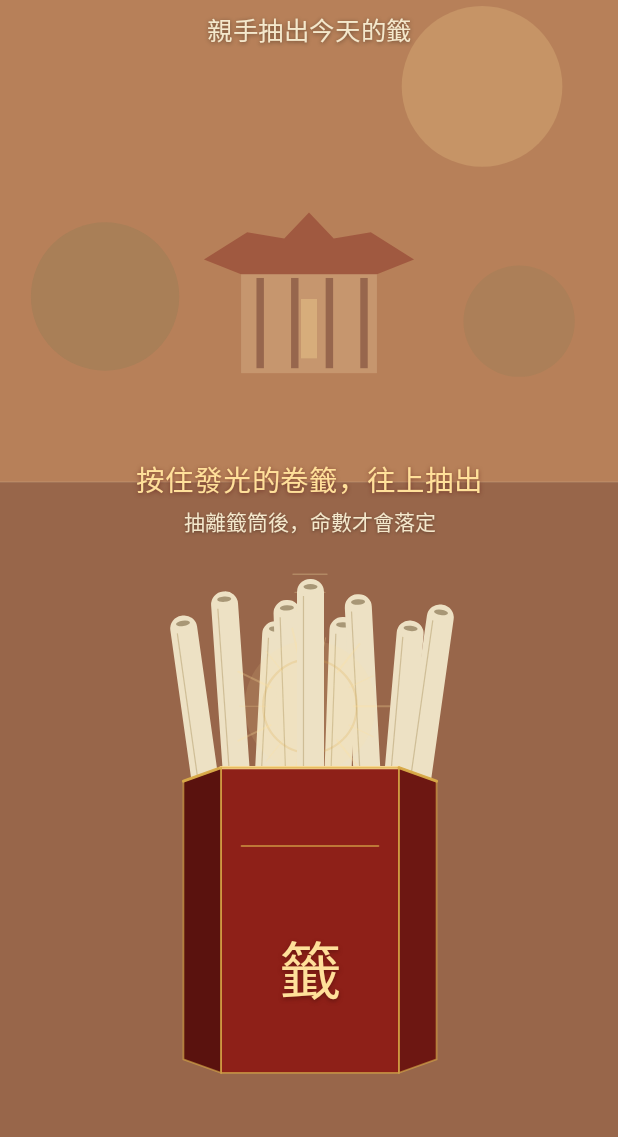
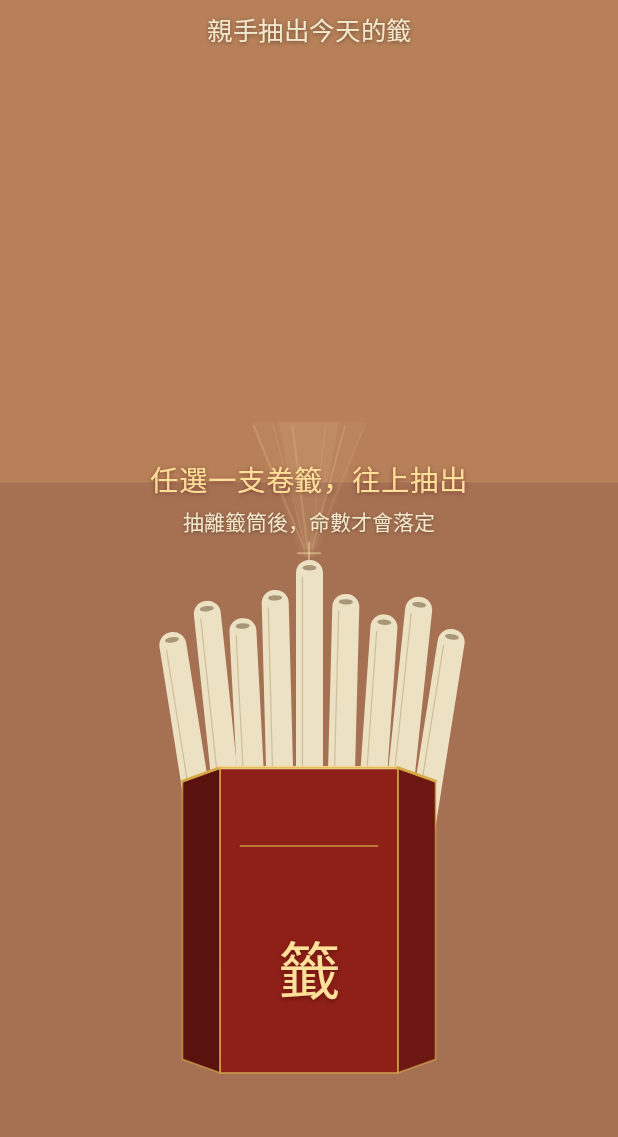
Before and after one commit to treepolo/daily-fortune, an Android app built with Jetpack Compose: the composable DailyFortuneScreen shown on its own in the app's theme, on a phone screen of 412 x 824 dp, the part 99-1236 px from its top. Run offline under Robolectric (Android 15) with nearby library versions, the light colour scheme and no system bars; Roboto replaces fonts that are not available here; 3 statements that could not run were skipped.

Commit message:
Refine v0.6.4 multi-slip draw interaction
Remove decorative background symbols, make every visible rolled-paper slip independently drawable, move the spotlight above the selected slip cluster, and preserve the existing draw probability path.

```diff
--- a/app/build.gradle.kts
+++ b/app/build.gradle.kts
@@ -31,7 +31,7 @@ val prepareKaiFont by tasks.registering {
         if (!zipFile.exists() || zipFile.length() < 1_000_000L) {
             val url = URI("https://www.cns11643.gov.tw/opendata/Fonts_Kai.zip").toURL()
             val connection = url.openConnection().apply {
-                setRequestProperty("User-Agent", "daily-fortune-android-build/0.6.3")
+                setRequestProperty("User-Agent", "daily-fortune-android-build/0.6.4")
                 connectTimeout = 20_000
                 readTimeout = 120_000
             }
@@ -68,7 +68,7 @@ android {
         // CI builds use the monotonically increasing GitHub Actions run number so
         // every distributed APK can upgrade the previous one in place.
         versionCode = System.getenv("GITHUB_RUN_NUMBER")?.toIntOrNull() ?: 2
-        versionName = "0.6.3"
+        versionName = "0.6.4"
 
         // Empty values keep the app fully offline with embedded experiment defaults.
         // Production builds can inject these once; future experiment changes happen remotely.
--- a/app/src/main/java/com/treepolo/dailyfortune/ui/DailyFortuneScreen.kt
+++ b/app/src/main/java/com/treepolo/dailyfortune/ui/DailyFortuneScreen.kt
@@ -77,6 +77,7 @@ import androidx.compose.ui.text.font.FontWeight
 import androidx.compose.ui.text.style.TextAlign
 import androidx.compose.ui.unit.dp
 import androidx.compose.ui.unit.sp
+import androidx.compose.ui.zIndex
 import com.treepolo.dailyfortune.R
 import com.treepolo.dailyfortune.model.FortuneDomain
 import com.treepolo.dailyfortune.model.FortuneDraw
@@ -88,11 +89,7 @@ import kotlin.math.cos
 import kotlin.math.sin
 
 private val BackgroundInk = Color(0xFFB78059)
-private val BackgroundRaised = Color(0xFF916047)
-private val TempleSilhouette = Color(0xFF8E392C)
-private val TempleSilhouetteDark = Color(0xFF5C2922)
-private val TempleWall = Color(0xFFD8B28A)
-private val Foliage = Color(0xFF6E7751)
+private val BackgroundRaised = Color(0xFF9E6A50)
 private val LacquerRed = Color(0xFF8E2018)
 private val LacquerRedDark = Color(0xFF5A120E)
 private val LacquerRedSide = Color(0xFF6D1712)
@@ -122,6 +119,12 @@ private enum class RitualStage {
     SUSPENSE,
     PAPER,
 }
+
+private data class SlipPose(
+    val x: Int,
+    val y: Int,
+    val rotation: Float,
+)
 
 @Composable
 fun DailyFortuneRoot(viewModel: FortuneViewModel) {
@@ -278,71 +281,20 @@ private fun DistantTempleBackdrop() {
             .background(BackgroundInk),
     ) {
         Canvas(modifier = Modifier.fillMaxSize()) {
-            val w = size.width
-            val h = size.height
+            val horizon = size.height * 0.47f
 
-            // Warm courtyard atmosphere: no frame, no ominous emblem, no decorative gradient.
-            drawCircle(
-                color = GoldBright.copy(alpha = 0.20f),
-                radius = w * 0.13f,
-                center = Offset(w * 0.78f, h * 0.15f),
-            )
-
-            // Soft distant foliage keeps the temple in the background instead of reading as a symbol.
-            drawCircle(
-                color = Foliage.copy(alpha = 0.20f),
-                radius = w * 0.12f,
-                center = Offset(w * 0.17f, h * 0.32f),
-            )
-            drawCircle(
-                color = Foliage.copy(alpha = 0.15f),
-                radius = w * 0.09f,
-                center = Offset(w * 0.84f, h * 0.34f),
-            )
-
-            val roofY = h * 0.29f
-            val roof = Path().apply {
-                moveTo(w * 0.33f, roofY)
-                lineTo(w * 0.40f, h * 0.268f)
-                lineTo(w * 0.46f, h * 0.273f)
-                lineTo(w * 0.50f, h * 0.252f)
-                lineTo(w * 0.54f, h * 0.273f)
-                lineTo(w * 0.60f, h * 0.268f)
-                lineTo(w * 0.67f, roofY)
-                lineTo(w * 0.61f, h * 0.302f)
-                lineTo(w * 0.39f, h * 0.302f)
-                close()
-            }
-            drawPath(roof, TempleSilhouette.copy(alpha = 0.55f))
+            // Intentionally plain. Device review showed that symbolic circles, foliage blobs,
+            // and the tiny temple silhouette read as meaningless or ominous decoration.
             drawRect(
-                color = TempleWall.copy(alpha = 0.42f),
-                topLeft = Offset(w * 0.39f, h * 0.302f),
-                size = Size(w * 0.22f, h * 0.080f),
-            )
-            repeat(4) { index ->
-                val x = w * (0.415f + index * 0.056f)
-                drawRect(
-                    color = TempleSilhouetteDark.copy(alpha = 0.44f),
-                    topLeft = Offset(x, h * 0.305f),
-                    size = Size(w * 0.012f, h * 0.073f),
-                )
-            }
-            drawRect(
-                color = GoldBright.copy(alpha = 0.30f),
-                topLeft = Offset(w * 0.487f, h * 0.322f),
-                size = Size(w * 0.026f, h * 0.048f),
-            )
-
-            drawRect(
-                color = BackgroundRaised.copy(alpha = 0.80f),
-                topLeft = Offset(0f, h * 0.47f),
-                size = Size(w, h * 0.53f),
+                color = BackgroundRaised.copy(alpha = 0.68f),
+                topLeft = Offset(0f, horizon),
+                size = Size(size.width, size.height - horizon),
             )
             drawLine(
-                color = PaperBase.copy(alpha = 0.10f),
-                start = Offset(0f, h * 0.47f),
-                end = Offset(w, h * 0.47f),
-                strokeWidth = 2f,
+                color = PaperBase.copy(alpha = 0.08f),
+                start = Offset(0f, horizon),
+                end = Offset(size.width, horizon),
+                strokeWidth = 1.5f,
             )
         }
     }
@@ -407,7 +359,7 @@ private fun DrawStage(
             horizontalAlignment = Alignment.CenterHorizontally,
         ) {
             Text(
-                text = "按住發光的卷籤，往上抽出",
+                text = "任選一支卷籤，往上抽出",
                 color = GoldBright,
                 fontFamily = KaiFont,
                 fontSize = 19.sp,
@@ -460,63 +412,70 @@ private fun RolledPaperSlip(modifier: Modifier = Modifier) {
 }
 
 @Composable
-private fun SelectedSlipHalo(
+private fun SlipSpotlight(
+    active: Boolean,
     dragProgress: Float,
     modifier: Modifier = Modifier,
 ) {
-    val transition = rememberInfiniteTransition(label = "selected-slip-halo")
+    val transition = rememberInfiniteTransition(label = "slip-spotlight")
     val breathe by transition.animateFloat(
-        initialValue = 0.68f,
+        initialValue = 0.72f,
         targetValue = 1f,
         animationSpec = infiniteRepeatable(
-            tween(720, easing = FastOutSlowInEasing),
+            tween(700, easing = FastOutSlowInEasing),
             repeatMode = RepeatMode.Reverse,
         ),
-        label = "selected-slip-halo-breathe",
+        label = "slip-spotlight-breathe",
     )
-    Canvas(modifier = modifier.size(width = 104.dp, height = 220.dp)) {
-        val center = Offset(size.width / 2f, size.height * 0.44f)
-        val fade = 1f - dragProgress * 0.35f
-        drawCircle(
-            color = GoldBright.copy(alpha = 0.12f * breathe * fade),
-            radius = size.width * 0.42f,
-            center = center,
-        )
-        drawCircle(
-            color = GoldLine.copy(alpha = 0.24f * breathe * fade),
-            radius = size.width * 0.30f,
-            center = center,
-            style = Stroke(2.2f),
-        )
-        repeat(14) { index ->
-            val angle = 2.0 * PI * index / 14.0
-            val inner = size.width * 0.28f
-            val outer = size.width * (0.43f + if (index % 2 == 0) 0.08f else 0.02f)
+    Canvas(modifier = modifier.size(width = 92.dp, height = 96.dp)) {
+        val source = Offset(size.width / 2f, size.height * 0.94f)
+        val strength = (if (active) 1f else 0.72f) * breathe * (1f - dragProgress * 0.20f)
+
+        val outerBeam = Path().apply {
+            moveTo(size.width * 0.08f, 0f)
+            lineTo(size.width * 0.92f, 0f)
+            lineTo(source.x + 7f, source.y)
+            lineTo(source.x - 7f, source.y)
+            close()
+        }
+        drawPath(outerBeam, GoldBright.copy(alpha = 0.055f * strength))
+
+        val innerBeam = Path().apply {
+            moveTo(size.width * 0.28f, 0f)
+            lineTo(size.width * 0.72f, 0f)
+            lineTo(source.x + 4f, source.y)
+            lineTo(source.x - 4f, source.y)
+            close()
+        }
+        drawPath(innerBeam, AmberHighlight.copy(alpha = 0.11f * strength))
+
+        val rayXs = listOf(0.10f, 0.24f, 0.38f, 0.62f, 0.76f, 0.90f)
+        rayXs.forEachIndexed { index, fraction ->
             drawLine(
-                color = GoldBright.copy(alpha = (0.16f + 0.12f * breathe) * fade),
-                start = Offset(
-                    center.x + cos(angle).toFloat() * inner,
-                    center.y + sin(angle).toFloat() * inner,
-                ),
+                color = GoldBright.copy(alpha = (0.20f + if (index % 2 == 0) 0.08f else 0f) * strength),
+                start = Offset(size.width * fraction, 4f),
                 end = Offset(
-                    center.x + cos(angle).toFloat() * outer,
-                    center.y + sin(angle).toFloat() * outer,
+                    source.x + (fraction - 0.5f) * 12f,
+                    source.y - 9f,
                 ),
                 strokeWidth = if (index % 2 == 0) 2.0f else 1.1f,
                 cap = StrokeCap.Round,
             )
         }
-        repeat(5) { index ->
-            val y = center.y - size.height * (0.18f + index * 0.055f)
-            val half = 9f + index * 2f
         drawLine(
-                color = AmberHighlight.copy(alpha = (0.18f + 0.08f * breathe) * fade),
-                start = Offset(center.x - half, y),
-                end = Offset(center.x + half, y),
-                strokeWidth = 1.4f,
+            color = AmberHighlight.copy(alpha = 0.70f * strength),
+            start = Offset(source.x - 11f, source.y - 4f),
+            end = Offset(source.x + 11f, source.y - 4f),
+            strokeWidth = 2.0f,
             cap = StrokeCap.Round,
         )
-        }
+        drawLine(
+            color = AmberHighlight.copy(alpha = 0.70f * strength),
+            start = Offset(source.x, source.y - 15f),
+            end = Offset(source.x, source.y + 7f),
+            strokeWidth = 2.0f,
+            cap = StrokeCap.Round,
+        )
     }
 }
 
@@ -527,47 +486,79 @@ private fun InteractiveFortuneTube(
 ) {
     val haptics = LocalHapticFeedback.current
     val scope = rememberCoroutineScope()
+    var activeIndex by remember { mutableStateOf<Int?>(null) }
     var dragProgress by remember { mutableFloatStateOf(0f) }
     var committed by remember { mutableStateOf(false) }
+
+    val poses = remember {
+        listOf(
+            SlipPose(-74, 54, -9f),
+            SlipPose(-57, 34, -6f),
+            SlipPose(-39, 46, -3f),
+            SlipPose(-20, 27, -1.5f),
+            SlipPose(0, 7, 0f),
+            SlipPose(21, 30, 1.5f),
+            SlipPose(42, 43, 4f),
+            SlipPose(61, 31, 6f),
+            SlipPose(77, 52, 9f),
+        )
+    }
+    val suggestedIndex = 4
+    val focusIndex = activeIndex ?: suggestedIndex
+    val focusPose = poses[focusIndex]
+    val focusLift = if (activeIndex != null) 16f + 150f * dragProgress else 0f
 
     Box(
         modifier = Modifier.size(width = 228.dp, height = 360.dp),
         contentAlignment = Alignment.TopCenter,
     ) {
-        val rearPoses = listOf(
-            Triple(-70, 43, -8f),
-            Triple(-50, 28, -4f),
-            Triple(-29, 48, 3f),
-            Triple(-12, 34, -2f),
-            Triple(18, 45, 2f),
-            Triple(37, 30, -3f),
-            Triple(57, 47, 5f),
-            Triple(72, 36, 8f),
+        SlipSpotlight(
+            active = activeIndex != null,
+            dragProgress = dragProgress,
+            modifier = Modifier
+                .offset(
+                    x = focusPose.x.dp,
+                    y = (focusPose.y - 92f - focusLift).dp,
                 )
-        rearPoses.forEach { (x, y, rotation) ->
-            RolledPaperSlip(
-                modifier = Modifier
-                    .offset(x = x.dp, y = y.dp)
-                    .graphicsLayer { rotationZ = rotation },
+                .zIndex(0f),
         )
+
+        poses.forEachIndexed { index, pose ->
+            val isActive = activeIndex == index
+            val lift = if (isActive) 16f + 150f * dragProgress else 0f
+            val currentRotation = if (isActive) {
+                pose.rotation * (1f - dragProgress * 0.78f)
+            } else {
+                pose.rotation
             }
 
-        SelectedSlipHalo(
-            dragProgress = dragProgress,
-            modifier = Modifier.offset(y = (8f - 150f * dragProgress).dp),
-        )
-
-        // The selected roll is exactly the same object as all other rolls.
             Box(
                 modifier = Modifier
-                .offset(y = (20f - 150f * dragProgress).dp)
-                .size(width = 54.dp, height = 236.dp)
-                .pointerInput(enabled) {
+                    .offset(x = pose.x.dp, y = (pose.y - lift).dp)
+                    .size(width = 42.dp, height = 236.dp)
+                    .graphicsLayer { rotationZ = currentRotation }
+                    .zIndex(if (isActive) 2f else 1f),
+                contentAlignment = Alignment.TopCenter,
+            ) {
+                RolledPaperSlip()
+
+                Box(
+                    modifier = Modifier
+                        .align(Alignment.TopCenter)
+                        .size(width = 38.dp, height = 122.dp)
+                        .pointerInput(enabled, index) {
                             if (!enabled) return@pointerInput
                             detectDragGestures(
-                        onDragStart = { committed = false },
+                                onDragStart = {
+                                    if (activeIndex == null || activeIndex == index) {
+                                        activeIndex = index
+                                        dragProgress = 0f
+                                        committed = false
+                                        haptics.performHapticFeedback(HapticFeedbackType.LongPress)
+                                    }
+                                },
                                 onDragEnd = {
-                            if (dragProgress >= STICK_COMMIT_THRESHOLD && !committed) {
+                                    if (activeIndex == index && dragProgress >= STICK_COMMIT_THRESHOLD && !committed) {
                                         committed = true
                                         dragProgress = 1f
                                         haptics.performHapticFeedback(HapticFeedbackType.LongPress)
@@ -575,26 +566,35 @@ private fun InteractiveFortuneTube(
                                             delay(190L)
                                             onStickCommitted()
                                         }
-                            } else if (!committed) {
+                                    } else if (!committed && activeIndex == index) {
                                         dragProgress = 0f
+                                        activeIndex = null
                                     }
                                 },
-                        onDragCancel = { if (!committed) dragProgress = 0f },
+                                onDragCancel = {
+                                    if (!committed && activeIndex == index) {
+                                        dragProgress = 0f
+                                        activeIndex = null
+                                    }
+                                },
                             ) { change, amount ->
                                 change.consume()
-                        if (!committed) {
+                                if (!committed && (activeIndex == index || activeIndex == null)) {
+                                    if (activeIndex == null) activeIndex = index
                                     dragProgress = (dragProgress - amount.y / 190f).coerceIn(0f, 1f)
                                 }
                             }
                         },
-            contentAlignment = Alignment.TopCenter,
-        ) {
-            RolledPaperSlip()
+                )
+            }
         }
 
-        // No visible opening. The tube body simply occludes every roll below the rim,
-        // eliminating the inside/outside ambiguity while preserving a tall hexagonal prism.
-        Canvas(modifier = Modifier.fillMaxSize()) {
+        // The opening stays hidden. The front rim is simply the occlusion boundary.
+        Canvas(
+            modifier = Modifier
+                .fillMaxSize()
+                .zIndex(3f),
+        ) {
             val w = size.width
             val h = size.height
             val topY = h * 0.405f
@@ -668,7 +668,8 @@ private fun InteractiveFortuneTube(
             text = "籤",
             modifier = Modifier
                 .align(Alignment.BottomCenter)
-                .padding(bottom = 50.dp),
+                .padding(bottom = 50.dp)
+                .zIndex(4f),
             color = GoldBright,
             fontFamily = KaiFont,
             fontSize = 42.sp,
@@ -1314,7 +1315,6 @@ private fun GradeMark(
         }
 
         if (grade == FortuneGrade.DAI_JI) {
-            // Three flat text layers create an amber/gold bevel without a color gradient.
             Text(
                 text = grade.label,
                 modifier = Modifier
```
Lines whose indentation alone changed are shown as unchanged.
